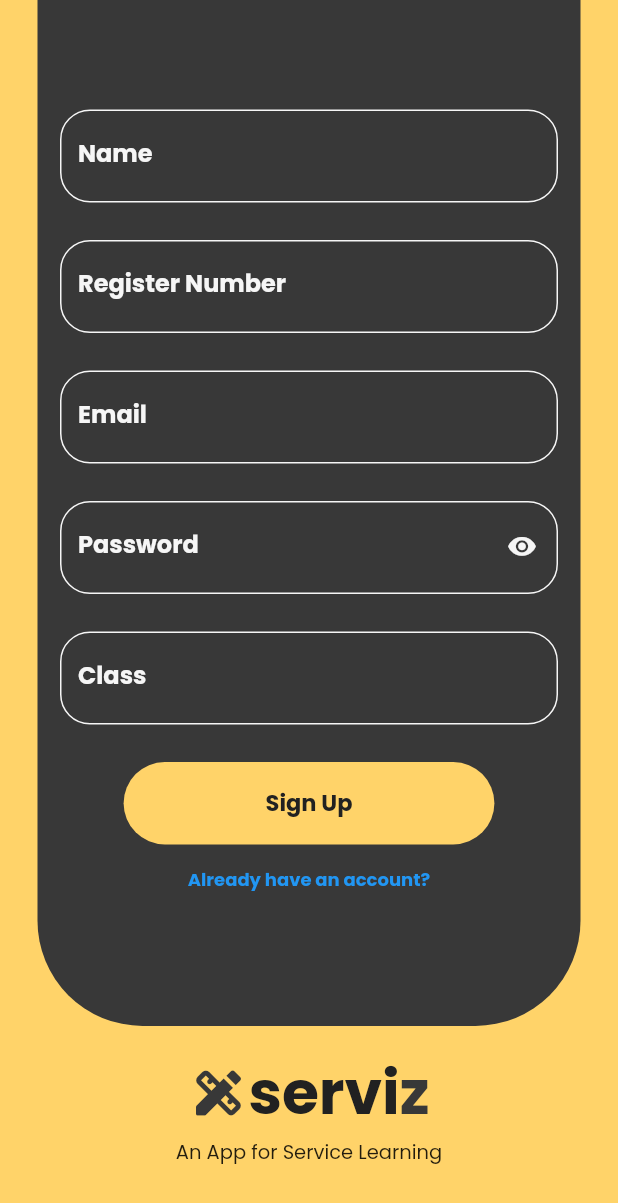
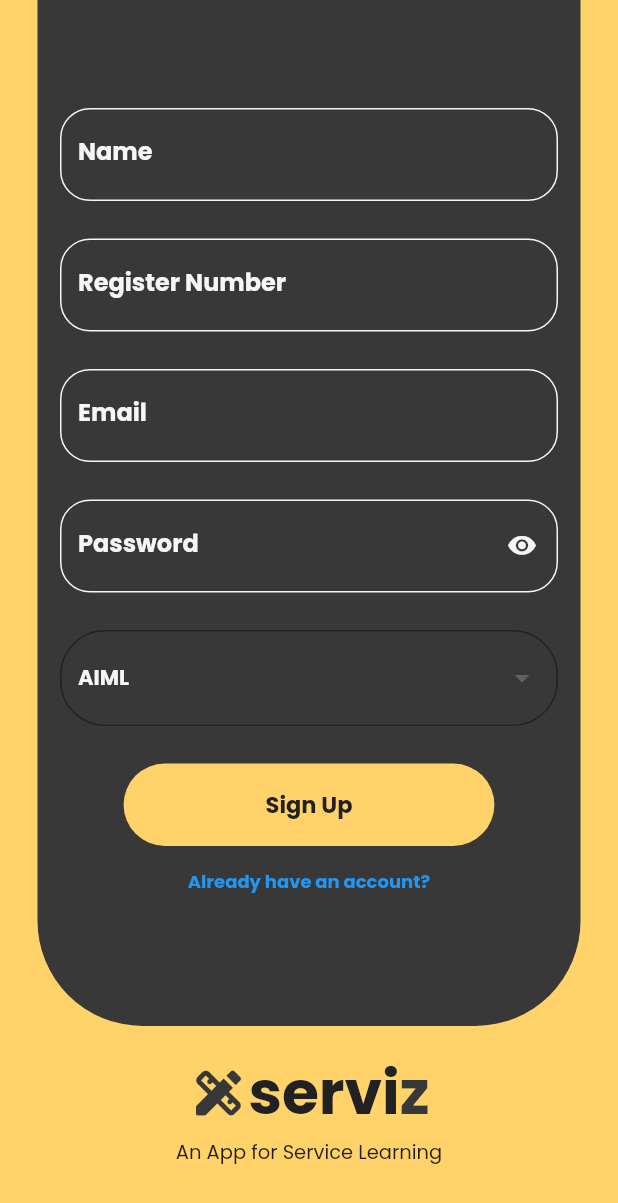
Before and after one commit to jesi318/serviz-old, a Flutter app: the SignUpPage screen opened by its route, on a phone screen of 412 x 824 dp. Shown: the top 1203 px of the screen. Run offline on Flutter 3.47's test engine with Material 2 defaults, Android fonts, the phone set to English and light mode, and no system bars; drawn by our look-alikes of flutter_bounce; our stand-ins replace cloud_firestore, dotted_border, file_picker, firebase_auth, firebase_core, firebase_storage and 3 more; accounts and stored records are empty; network calls fail.

Commit message:
added dropdown to select class on signup and fixed view groups-left

```diff
--- a/lib/auth_controller.dart
+++ b/lib/auth_controller.dart
@@ -89,7 +89,7 @@ class AuthController extends GetxController {
     await auth.signOut();
   }
 
-  postDetailsToFirestore(String reg_no, String classname, String name) async {
+  postDetailsToFirestore(String reg_no, var classname, String name) async {
     // calling our firestore
     // calling our model
     // sending these values
--- a/lib/screens/signup.dart
+++ b/lib/screens/signup.dart
@@ -1,3 +1,4 @@
+import 'package:cloud_firestore/cloud_firestore.dart';
 import 'package:flutter/material.dart';
 import 'package:serviz/auth_controller.dart';
 import 'package:serviz/utils/colors.dart';
@@ -22,8 +23,15 @@ class _SignUpPageState extends State<SignUpPage> {
   FocusNode emailidmyFocusNode = new FocusNode();
   FocusNode passwordmyFocusNode = new FocusNode();
   FocusNode classFocusNode = new FocusNode();
+  bool _repw_isObscure = true;
+  List selClass = ['AIML', 'DS', 'IOT'];
+  String _selectedval = 'AIML';
 
-  bool _repw_isObscure = true;
+  @override
+  void initState() {
+    // TODO: implement initState
+    super.initState();
+  }
 
   @override
   Widget build(BuildContext context) {
@@ -76,13 +84,13 @@ class _SignUpPageState extends State<SignUpPage> {
                               _emailidtextController.text.trim(),
                               _passwordtextController.text,
                               _regnotextController.text,
-                              _classController.text,
+                              _selectedval,
                               _nametextController.text,
                             );
 
                             AuthController.instance.postDetailsToFirestore(
                                 _regnotextController.text,
-                                _classController.text,
+                                _selectedval.toString(),
                                 _nametextController.text);
 
                             //What to do on pressed
@@ -107,7 +115,6 @@ class _SignUpPageState extends State<SignUpPage> {
                                         color: AppColors.black_background,
                                         fontWeight: FontWeight.bold,
                                         fontSize: 15),
-
                                   ),
                                 ),
                               ),
@@ -341,44 +348,56 @@ class _SignUpPageState extends State<SignUpPage> {
       );
 
   //retype password
-  Widget classkey() => TextField(
-        focusNode: classFocusNode,
-        cursorColor: AppColors.yellow_accent,
-        controller: _classController,
-        textInputAction: TextInputAction.next,
-        onSubmitted: (_) => FocusScope.of(context).unfocus(),
-        style: GoogleFonts.poppins(
-          color: AppColors.white_text,
-          fontWeight: FontWeight.bold,
-        ),
-        decoration: InputDecoration(
-          enabledBorder: OutlineInputBorder(
-              borderSide: BorderSide(color: AppColors.white_text),
-              borderRadius: BorderRadius.circular(20)),
-          focusedBorder: OutlineInputBorder(
-              borderSide: BorderSide(color: AppColors.yellow_accent),
-              borderRadius: BorderRadius.circular(20)),
-          labelText: 'Class',
-          labelStyle: GoogleFonts.poppins(
-            color: classFocusNode.hasFocus
-                ? AppColors.yellow_accent
-                : AppColors.white_text,
-          ),
-          // suffixIcon: _textController.text.isEmpty
-          //     ? Container(
-          //         width: 0,
-          //       )
-          //     : IconButton(
-          //         icon: Icon(
-          //           Icons.clear_rounded,
-          //           color: AppColors.yellow_accent,
-          //         ),
-          //         onPressed: () {
-          //           _textController.clear();
-          //         },
-          //       ),
-        ),
-      );
+  Widget classkey() => DropdownButtonFormField(
+      decoration: InputDecoration(
+          border: OutlineInputBorder(borderRadius: BorderRadius.circular(30))),
+      focusColor: AppColors.yellow_accent,
+      alignment: AlignmentDirectional.center,
+      style: GoogleFonts.poppins(
+        color: AppColors.white_text,
+        fontWeight: FontWeight.bold,
+      ),
+      dropdownColor: AppColors.black_background,
+      borderRadius: BorderRadius.circular(30),
+      value: _selectedval,
+      items: selClass
+          .map((item) => DropdownMenuItem(
+                child: Text(item),
+                value: item,
+              ))
+          .toList(),
+      onChanged: (val) {
+        setState(() {
+          _selectedval = val.toString();
+        });
+      });
+  //
+  // TextField(
+  //       focusNode: classFocusNode,
+  //       cursorColor: AppColors.yellow_accent,
+  //       controller: _classController,
+  //       textInputAction: TextInputAction.next,
+  //       onSubmitted: (_) => FocusScope.of(context).unfocus(),
+  //       style: GoogleFonts.poppins(
+  //         color: AppColors.white_text,
+  //         fontWeight: FontWeight.bold,
+  //       ),
+  //       decoration: InputDecoration(
+  //         enabledBorder: OutlineInputBorder(
+  //             borderSide: BorderSide(color: AppColors.white_text),
+  //             borderRadius: BorderRadius.circular(20)),
+  //         focusedBorder: OutlineInputBorder(
+  //             borderSide: BorderSide(color: AppColors.yellow_accent),
+  //             borderRadius: BorderRadius.circular(20)),
+  //         labelText: 'Class',
+  //         labelStyle: GoogleFonts.poppins(
+  //           color: classFocusNode.hasFocus
+  //               ? AppColors.yellow_accent
+  //               : AppColors.white_text,
+  //         ),
+
+  //   ),
+  // );
 }
 
 class MyBehavior extends ScrollBehavior {
```
Also changed, not shown: lib/screens/view_groups.dart (+11 -5 lines), lib/widgets/TeachersWidgetcard.dart (+10 -5 lines), 1 other file.
